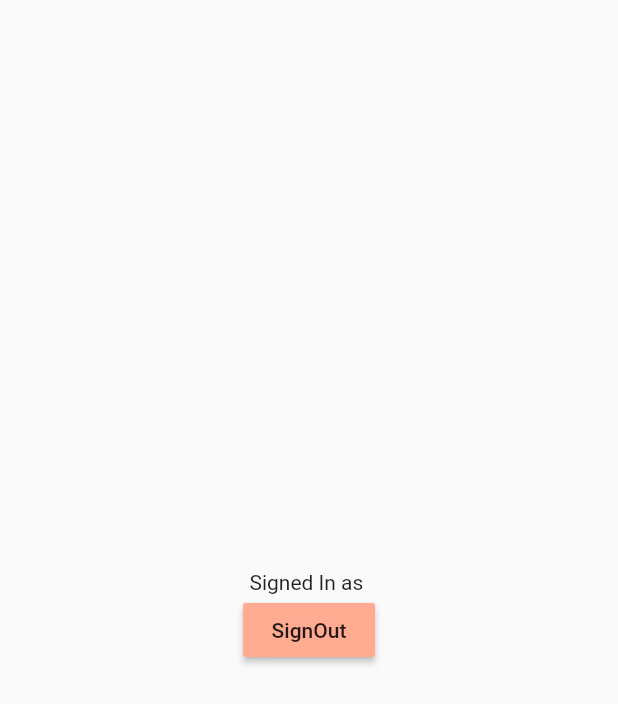
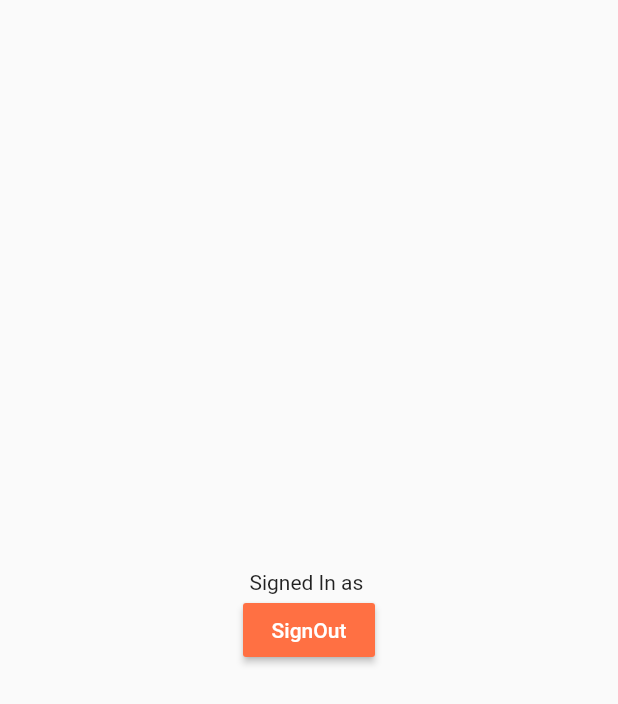
Before and after one commit to Arora-Yash-coder/firebase_basic_setup, a Flutter app: the screen it shows once a user with an empty profile is signed in, after a tap on "SignOut", on a phone screen of 412 x 824 dp. Shown: the top 704 px of the screen. Run offline on Flutter 3.47's test engine with Material 2 defaults, Android fonts, the light colour scheme and no system bars; our stand-ins replace firebase_auth, firebase_core, google_fonts; accounts and stored records are empty; network calls fail.

Commit message:
Improved UI

```diff
--- a/lib/home_page.dart
+++ b/lib/home_page.dart
@@ -19,10 +19,13 @@ class _HomePageState extends State<HomePage> {
         children: [
           Text('Signed In as ${user?.email}'),
           MaterialButton(
-            color: Colors.deepOrange.shade200,
+            color: Colors.deepOrange.shade400,
             onPressed: FirebaseAuth.instance.signOut,
             child: const Text(
               'SignOut',
+              style: TextStyle(
+                color: Colors.white,
+              ),
             ),
           )
         ],
--- a/lib/login_page.dart
+++ b/lib/login_page.dart
@@ -70,7 +70,6 @@ class _LoginPageState extends State<LoginPage> {
                 Padding(
                   padding: const EdgeInsets.symmetric(horizontal: 24),
                   child: TextField(
-                    obscureText: true,
                     controller: emailController,
                     decoration: InputDecoration(
                       enabledBorder: OutlineInputBorder(
```
